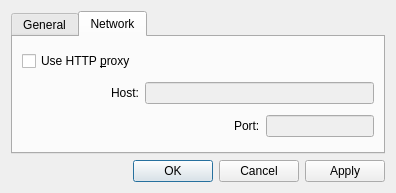
Old version of the form ui/settings.ui in the repository ayoy/qtwitter.
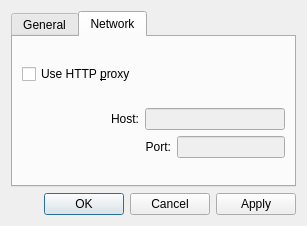
New version of the form. The open tabs and pages were chosen to show the change.

Commit message: Added interface for changing username and password in settings dialog. Forced update when user changed. Localisation updated.

What changed in the file:
```diff
--- a/ui/settings.ui
+++ b/ui/settings.ui
@@ -6,8 +6,8 @@
    <rect>
     <x>0</x>
     <y>0</y>
-    <width>396</width>
-    <height>193</height>
+    <width>307</width>
+    <height>226</height>
    </rect>
   </property>
   <property name="sizePolicy">
@@ -20,7 +20,7 @@
    <string>Settings</string>
   </property>
   <layout class="QGridLayout" name="gridLayout">
-   <item row="2" column="0">
+   <item row="1" column="0">
     <widget class="QDialogButtonBox" name="buttonBox">
      <property name="orientation">
       <enum>Qt::Horizontal</enum>
@@ -154,48 +154,27 @@
       <attribute name="title">
        <string>Network</string>
       </attribute>
-      <layout class="QGridLayout" name="gridLayout_2">
-       <item row="0" column="0" colspan="3">
+      <layout class="QGridLayout" name="gridLayout_4">
+       <item row="0" column="0">
         <widget class="QCheckBox" name="proxyBox">
          <property name="text">
           <string>Use HTTP &amp;proxy</string>
          </property>
         </widget>
        </item>
-       <item row="0" column="4">
-        <spacer name="horizontalSpacer_3">
-         <property name="orientation">
-          <enum>Qt::Horizontal</enum>
-         </property>
-         <property name="sizeHint" stdset="0">
-          <size>
-           <width>107</width>
-           <height>20</height>
-          </size>
-         </property>
-        </spacer>
-       </item>
        <item row="1" column="0">
-        <spacer name="horizontalSpacer_5">
-         <property name="orientation">
-          <enum>Qt::Horizontal</enum>
-         </property>
-         <property name="sizeHint" stdset="0">
-          <size>
-           <width>40</width>
-           <height>20</height>
-          </size>
-         </property>
-        </spacer>
-       </item>
-       <item row="1" column="1">
+        <layout class="QGridLayout" name="gridLayout_2">
+         <item row="0" column="0">
         <widget class="QLabel" name="hostLabel">
          <property name="text">
           <string>Host:</string>
          </property>
-        </widget>
-       </item>
-       <item row="1" column="2" colspan="3">
+           <property name="alignment">
+            <set>Qt::AlignRight|Qt::AlignTrailing|Qt::AlignVCenter</set>
+           </property>
+          </widget>
+         </item>
+         <item row="0" column="1" colspan="2">
         <widget class="QLineEdit" name="hostEdit">
          <property name="enabled">
           <bool>false</bool>
@@ -205,8 +184,8 @@
          </property>
         </widget>
        </item>
-       <item row="2" column="2">
-        <spacer name="horizontalSpacer_4">
+         <item row="1" column="0">
+          <spacer name="horizontalSpacer">
          <property name="orientation">
           <enum>Qt::Horizontal</enum>
          </property>
@@ -218,14 +197,17 @@
          </property>
         </spacer>
        </item>
-       <item row="2" column="3">
+         <item row="1" column="1">
         <widget class="QLabel" name="portLabel">
          <property name="text">
           <string>Port:</string>
          </property>
-        </widget>
-       </item>
-       <item row="2" column="4">
+           <property name="alignment">
+            <set>Qt::AlignRight|Qt::AlignTrailing|Qt::AlignVCenter</set>
+           </property>
+          </widget>
+         </item>
+         <item row="1" column="2">
         <widget class="QLineEdit" name="portEdit">
          <property name="enabled">
           <bool>false</bool>
@@ -240,6 +222,8 @@
           <string/>
          </property>
         </widget>
+         </item>
+        </layout>
        </item>
       </layout>
      </widget>
```
Left out of the diff: 55 changed lines with no effect on the pictures. Lines whose indentation alone changed are shown as unchanged. The commit also changes 11 other files.
